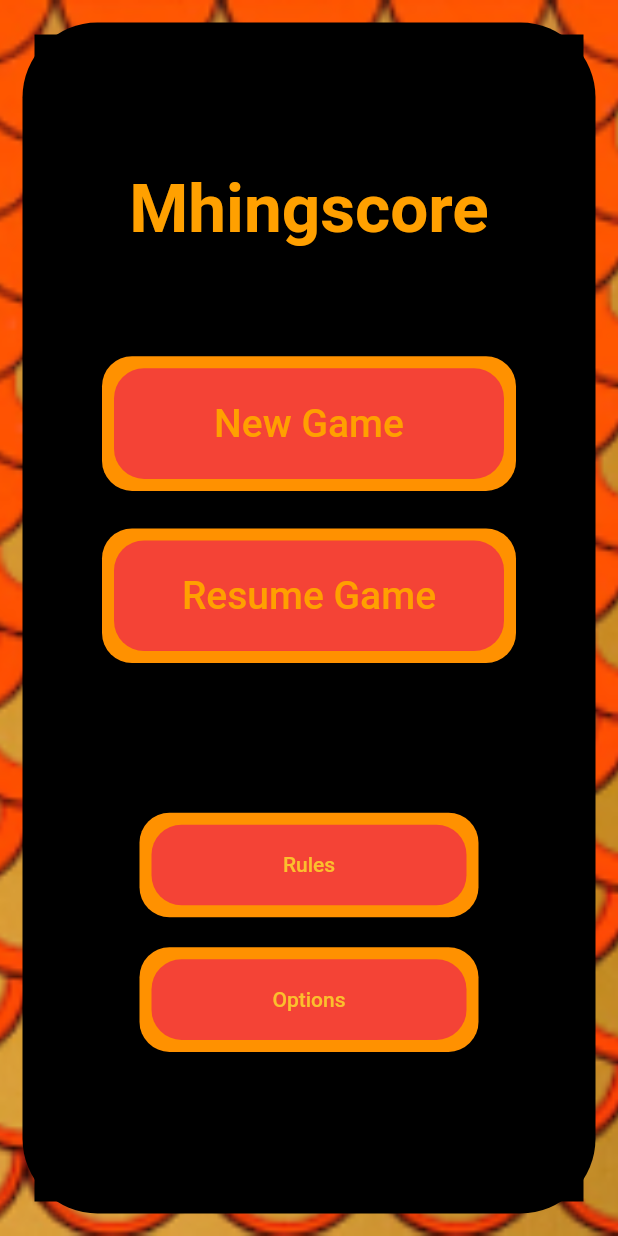
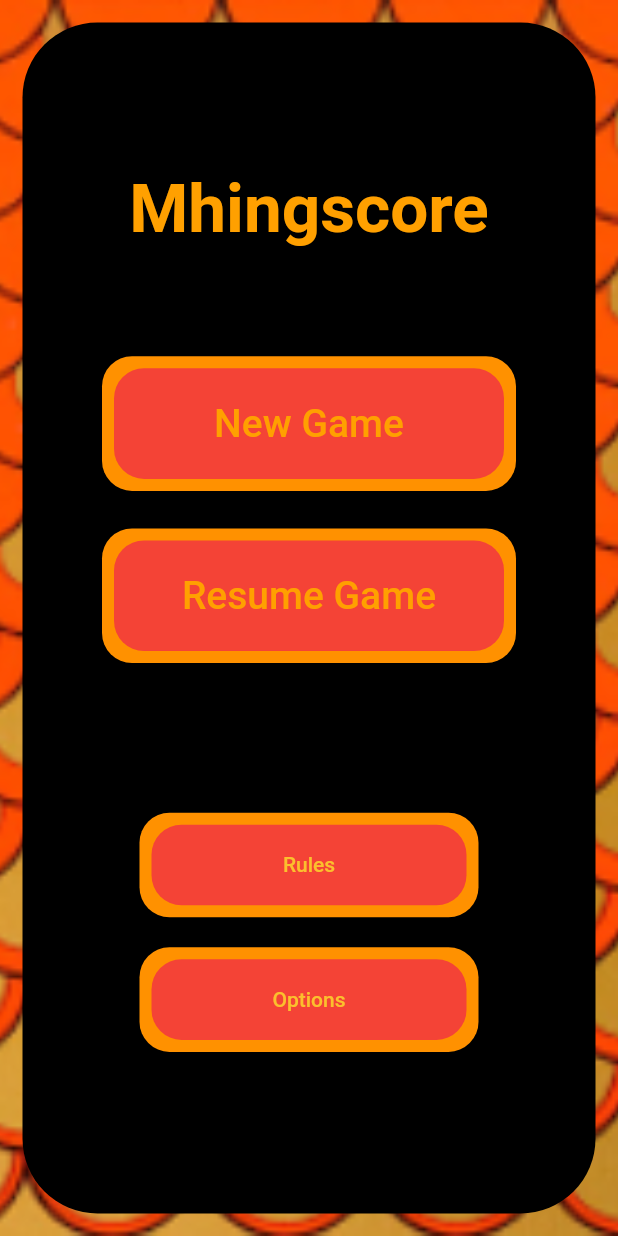
Before and after one commit to Aztal-Samoht/Mhingscore, a Flutter app: the screen it shows after launch, on a phone screen of 412 x 824 dp. Run offline on Flutter 3.47's test engine with Material 2 defaults, Android fonts, the light colour scheme and no system bars.

Commit message:
fixed bottom corners color overflow on home screen

```diff
--- a/mhing_score_card/lib/v0/screens/home_screen.dart
+++ b/mhing_score_card/lib/v0/screens/home_screen.dart
@@ -17,7 +17,7 @@ class HomeScreen extends StatelessWidget {
     return AppBorder(
       borderRadius: 50,
       child: Scaffold(
-        backgroundColor: kBackgroundColor,
+        backgroundColor: Color(0x00ffffff),
         body: Padding(
           padding: EdgeInsets.symmetric(horizontal: 20),
           child: Column(
--- a/mhing_score_card/lib/v0/widgets/appearance/app_border.dart
+++ b/mhing_score_card/lib/v0/widgets/appearance/app_border.dart
@@ -37,6 +37,7 @@ class AppBorder extends StatelessWidget {
             ),
           ),
         ),
-        ));
+      ),
+    );
   }
 }
```
Also changed, not shown: mhing_score_card/lib/v0/screens/hand_examples/hand_example_lab.dart (added, +10 -0 lines). Lines whose indentation alone changed are shown as unchanged.
